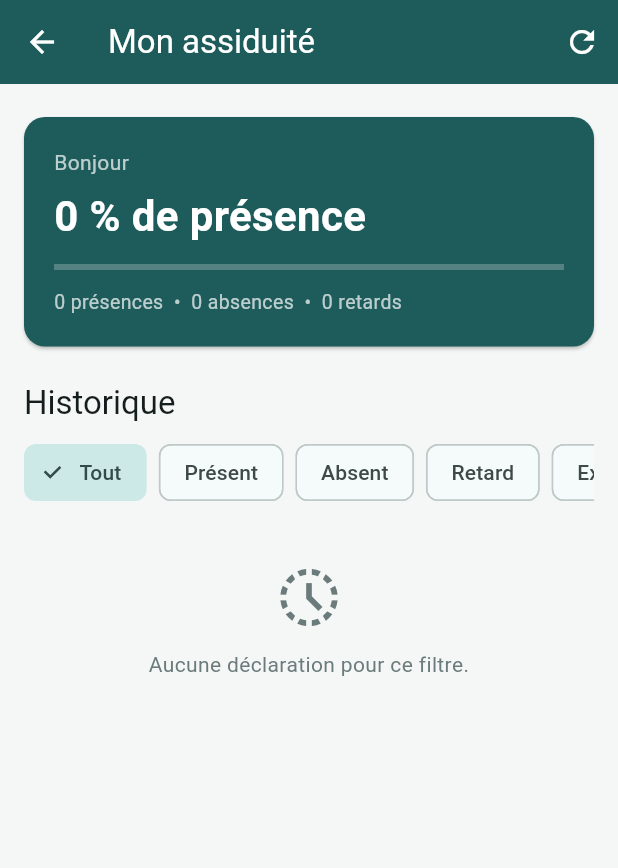
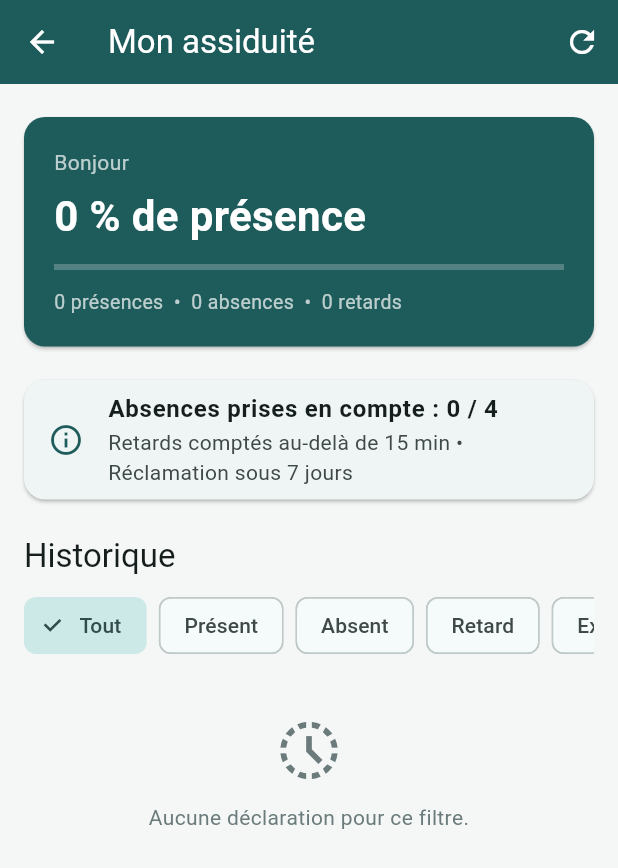
Before and after one commit to MazenMrad/flutter-miniprojet, a Flutter app: the StudentHomeScreen screen opened directly, on a phone screen of 412 x 824 dp. Shown: the top 868 px of the screen. Run offline on Flutter 3.47's test engine with Material 3 defaults, Android fonts, the phone set to English and light mode, and no system bars; our stand-ins replace supabase_flutter; accounts and stored records are empty.

Commit message:
Enforce attendance rules and allow teacher corrections

```diff
--- a/lib/models/domain.dart
+++ b/lib/models/domain.dart
@@ -132,6 +132,7 @@ class AttendanceRecord {
   final String? validatedBy;
   final DateTime? validatedAt;
   final String? note;
+  final int? lateMinutes;
 
   const AttendanceRecord({
     required this.id,
@@ -145,6 +146,7 @@ class AttendanceRecord {
     this.validatedBy,
     this.validatedAt,
     this.note,
+    this.lateMinutes,
   });
 
   AttendanceRecord copyWith({
@@ -153,6 +155,7 @@ class AttendanceRecord {
     String? validatedBy,
     DateTime? validatedAt,
     String? note,
+    int? lateMinutes,
   }) =>
       AttendanceRecord(
         id: id,
@@ -166,6 +169,7 @@ class AttendanceRecord {
         validatedBy: validatedBy ?? this.validatedBy,
         validatedAt: validatedAt ?? this.validatedAt,
         note: note ?? this.note,
+        lateMinutes: lateMinutes ?? this.lateMinutes,
       );
 
   factory AttendanceRecord.fromMap(Map<String, dynamic> map) => AttendanceRecord(
@@ -180,6 +184,7 @@ class AttendanceRecord {
         validatedBy: nullableString(map['validated_by']),
         validatedAt: map['validated_at'] == null ? null : parseDate(map['validated_at']),
         note: nullableString(map['note']),
+        lateMinutes: map['late_minutes'] == null ? null : (map['late_minutes'] as num).toInt(),
       );
 
   Map<String, dynamic> toMap() => {
@@ -194,6 +199,7 @@ class AttendanceRecord {
         'validated_by': validatedBy,
         'validated_at': validatedAt?.toIso8601String(),
         'note': note,
+        'late_minutes': lateMinutes,
       };
 }
 
--- a/lib/providers/attendance_provider.dart
+++ b/lib/providers/attendance_provider.dart
@@ -87,12 +87,14 @@ class AttendanceProvider extends ChangeNotifier {
     required String sessionId,
     required String studentId,
     required AttendanceStatus status,
+    int? lateMinutes,
   }) =>
       _action('Déclaration enregistrée.', () => _repository.declareAttendance(
             user: user,
             sessionId: sessionId,
             studentId: studentId,
             status: status,
+            lateMinutes: lateMinutes,
           ));
 
   Future<bool> validate({
@@ -111,11 +113,23 @@ class AttendanceProvider extends ChangeNotifier {
     required String recordId,
     required String reason,
   }) =>
-      _action('Réclamation transmise.', () => _repository.submitClaim(
-            user: user,
-            recordId: recordId,
-            reason: reason,
-          ));
+      _action('Réclamation transmise.', () async {
+        final record = _records.firstWhere(
+          (r) => r.id == recordId,
+          orElse: () => throw const RepositoryException('Déclaration introuvable.'),
+        );
+        final session = _sessions.where((s) => s.id == record.sessionId).firstOrNull;
+        if (session == null) {
+          throw const RepositoryException('Séance introuvable pour cette déclaration.');
+        }
+        final delay = DateTime.now().difference(session.startsAt).inDays;
+        if (delay > claimDelayDays) {
+          throw RepositoryException(
+            'Délai de réclamation dépassé ($claimDelayDays jours maximum).',
+          );
+        }
+        await _repository.submitClaim(user: user, recordId: recordId, reason: reason);
+      });
 
   Future<bool> decideClaim({
     required Profile user,
@@ -161,6 +175,33 @@ class AttendanceProvider extends ChangeNotifier {
     _error = null;
     _notice = null;
     notifyListeners();
+  }
+
+  String ruleValue(String key) => _rules
+      .firstWhere((r) => r.key == key, orElse: () => InstitutionRule(key: key, value: ''))
+      .value;
+
+  int get lateThresholdMinutes => int.tryParse(ruleValue('late_threshold_minutes')) ?? 15;
+  int get maxAbsences => int.tryParse(ruleValue('max_absences')) ?? 4;
+  int get claimDelayDays => int.tryParse(ruleValue('claim_delay_days')) ?? 7;
+
+  bool isEffectiveAbsence(AttendanceRecord record) =>
+      record.validation == ValidationStatus.approved &&
+      (record.status == AttendanceStatus.absent ||
+          (record.status == AttendanceStatus.late &&
+              (record.lateMinutes ?? 0) > lateThresholdMinutes));
+
+  List<({String id, String name, int count})> studentsOverAbsenceLimit() {
+    final counts = <String, int>{};
+    for (final record in _records) {
+      if (isEffectiveAbsence(record)) {
+        counts[record.studentId] = (counts[record.studentId] ?? 0) + 1;
+      }
+    }
+    return _profiles
+        .where((p) => p.role == AppRole.student && (counts[p.id] ?? 0) > maxAbsences)
+        .map((p) => (id: p.id, name: p.fullName, count: counts[p.id]!))
+        .toList();
   }
 
   String subjectName(String id) =>
--- a/lib/screens/student_home.dart
+++ b/lib/screens/student_home.dart
@@ -75,6 +75,33 @@ class _StudentHomeScreenState extends State<StudentHomeScreen> {
                   ],
                 ),
               ),
+            ),
+            const SizedBox(height: 10),
+            Builder(
+              builder: (context) {
+                final effective = data.records.where(data.isEffectiveAbsence).length;
+                final over = effective > data.maxAbsences;
+                return Card(
+                  color: over ? AppColors.danger.withValues(alpha: 0.1) : null,
+                  child: ListTile(
+                    leading: Icon(
+                      over ? Icons.warning_amber_outlined : Icons.info_outlined,
+                      color: over ? AppColors.danger : AppColors.primary,
+                    ),
+                    title: Text(
+                      'Absences prises en compte : $effective / ${data.maxAbsences}',
+                      style: TextStyle(
+                        fontWeight: FontWeight.w600,
+                        color: over ? AppColors.danger : null,
+                      ),
+                    ),
+                    subtitle: Text(
+                      'Retards comptés au-delà de ${data.lateThresholdMinutes} min '
+                      '• Réclamation sous ${data.claimDelayDays} jours',
+                    ),
+                  ),
+                );
+              },
             ),
             const SizedBox(height: 18),
             const SectionTitle('Historique'),
--- a/lib/services/attendance_repository.dart
+++ b/lib/services/attendance_repository.dart
@@ -32,6 +32,7 @@ abstract class AttendanceRepository {
     required String sessionId,
     required String studentId,
     required AttendanceStatus status,
+    int? lateMinutes,
   });
 
   Future<AttendanceRecord> validateAttendance({
```
Also changed, not shown: lib/screens/director_home.dart (+37 -0 lines), lib/screens/session_detail_screen.dart (+11 -0 lines), lib/services/demo_repository.dart (+17 -2 lines), lib/services/supabase_repository.dart (+7 -2 lines), lib/widgets/late_minutes_dialog.dart (added, +33 -0 lines), 3 other files.
